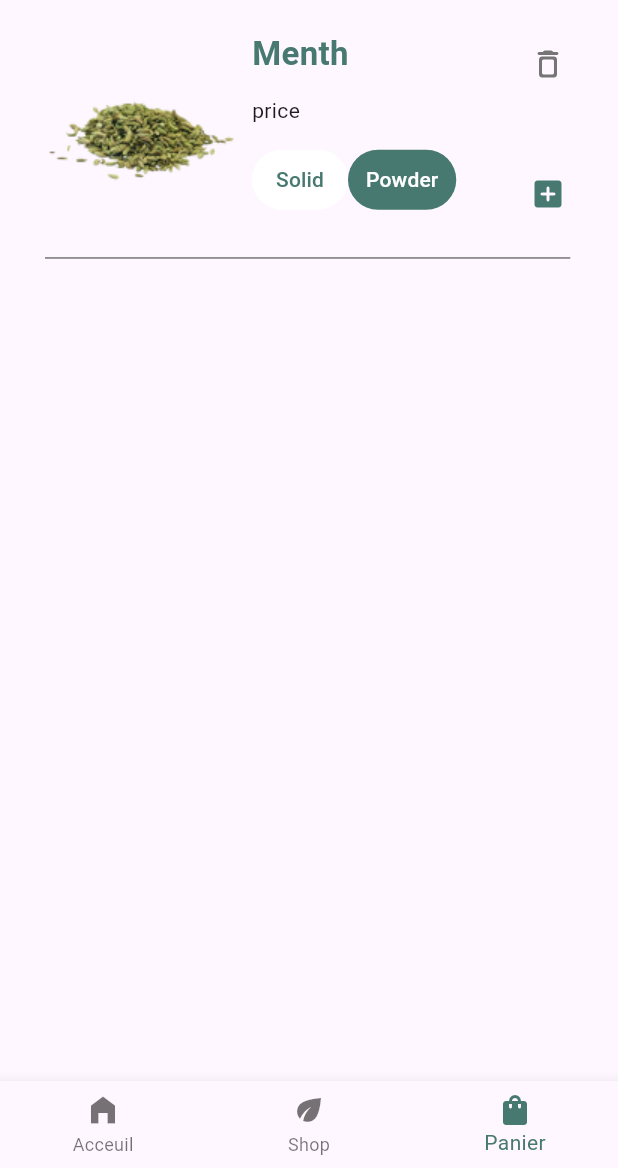
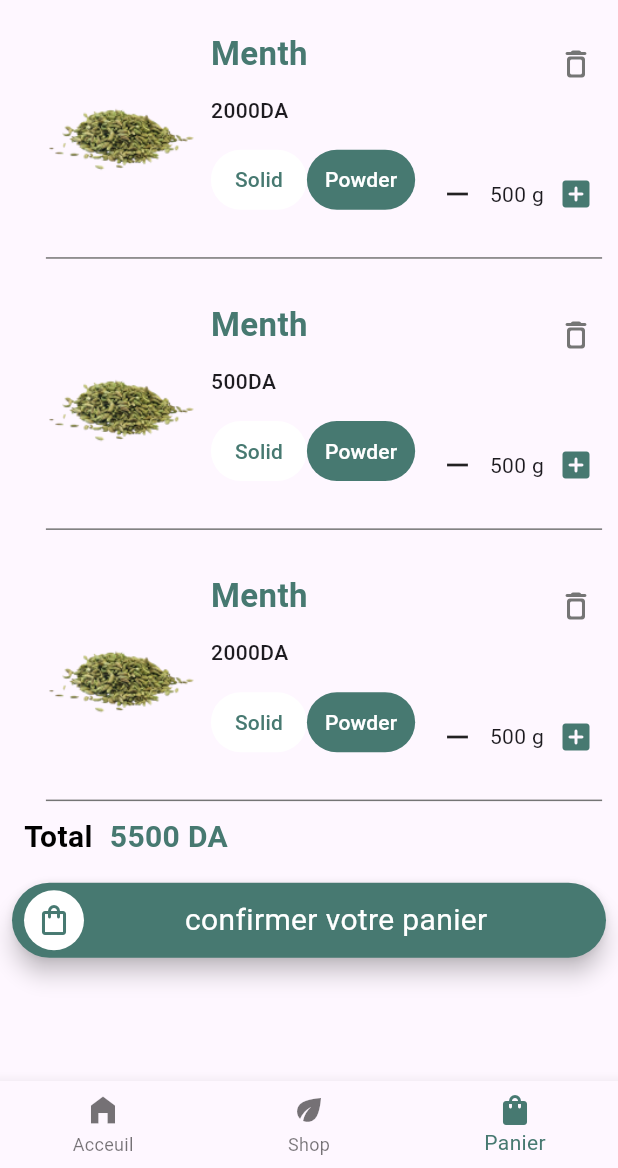
Before and after one commit to Rayane3103/nebtha-mobile, a Flutter app: the screen it shows after launch, item 3 of the bottom bar chosen, on a phone screen of 412 x 824 dp, the part 68-1236 px from its top. Run offline on Flutter 3.47's test engine with Material 3 defaults, Android fonts, the phone set to English and light mode, and no system bars; drawn by our look-alikes of slide_to_act; missing offline and left inert: dart:ffi; network calls fail.

Commit message:
card page done

```diff
--- /dev/null
+++ b/lib/Components/Slider.dart
@@ -0,0 +1,40 @@
+import 'package:flutter/material.dart';
+import 'package:nebtha/Constants/design.dart';
+import 'package:slide_to_act/slide_to_act.dart';
+
+class MySlider extends StatefulWidget {
+  const MySlider({super.key});
+
+  @override
+  State<MySlider> createState() => _MySliderState();
+}
+
+class _MySliderState extends State<MySlider> {
+  @override
+  Widget build(BuildContext context) {
+    return Builder(
+      builder: (context) {
+        final GlobalKey<SlideActionState> _key = GlobalKey();
+        return Padding(
+          padding: const EdgeInsets.fromLTRB(8, 16, 8, 0),
+          child: SlideAction(
+            animationDuration: const Duration(milliseconds: 400),
+            sliderButtonIconPadding: 8.0,
+            textStyle:const  TextStyle(
+                fontWeight: FontWeight.w400, color: Colors.white, fontSize: 20),
+            height: 50,
+            outerColor: primaryColor,
+            sliderButtonIcon: const Icon(
+              Icons.shopping_bag_outlined,
+              color: primaryColor,
+            ),
+            sliderRotate: false,
+            text: '       confirmer votre panier',
+            key: _key,
+            onSubmit: () {},
+          ),
+        );
+      },
+    );
+  }
+}
--- /dev/null
+++ b/lib/Components/card_component.dart
@@ -0,0 +1,92 @@
+import 'package:flutter/material.dart';
+import 'package:nebtha/Constants/design.dart';
+
+class CardComponent extends StatefulWidget {
+  const CardComponent({super.key});
+
+  @override
+  State<CardComponent> createState() => _CardComponentState();
+}
+
+class _CardComponentState extends State<CardComponent> {
+  @override
+  Widget build(BuildContext context) {
+    return Padding(
+      padding: const EdgeInsets.fromLTRB(0, 23, 0, 30),
+      child: Container(
+        width: MediaQuery.of(context).size.width * 0.25,
+        child: Center(
+          child: Column(
+            crossAxisAlignment: CrossAxisAlignment.start,
+            mainAxisAlignment: MainAxisAlignment.spaceBetween,
+            children: [
+              Row(
+                mainAxisAlignment: MainAxisAlignment.end,
+                children: [
+                  Icon(
+                    Icons.delete_outline_rounded,
+                    color: Colors.grey[600],
+                  ),
+                ],
+              ),
+              const CustomRow(
+                grammage: 500,
+              ),
+            ],
+          ),
+        ),
+      ),
+    );
+  }
+}
+
+class CustomRow extends StatefulWidget {
+  const CustomRow({
+    super.key,
+    required this.grammage,
+  });
+  final int grammage;
+  @override
+  State<CustomRow> createState() => _CustomRowState();
+}
+
+class _CustomRowState extends State<CustomRow> {
+  late int a = widget.grammage;
+  void _decrementation() {
+    setState(() {
+      if (a >= 100)
+        a = a - 100;
+      else
+        null;
+    });
+  }
+
+  void _incrementation() {
+    setState(() {
+      a = a + 100;
+    });
+  }
+
+  @override
+  Widget build(BuildContext context) {
+    return Row(
+      mainAxisAlignment: MainAxisAlignment.spaceBetween,
+      children: [
+        InkWell(
+            onTap: () {
+              _decrementation();
+            },
+            child: Icon(Icons.remove)),
+        Text('$a g'),
+        InkWell(
+            onTap: () {
+              _incrementation();
+            },
+            child: Icon(
+              Icons.add_box_rounded,
+              color: primaryColor,
+            )),
+      ],
+    );
+  }
+}
--- /dev/null
+++ b/lib/Components/card_widget.dart
@@ -0,0 +1,73 @@
+import 'package:flutter/material.dart';
+import 'package:flutter/widgets.dart';
+import 'package:nebtha/Components/card_component.dart';
+import 'package:nebtha/Components/solid_powder.dart';
+import 'package:nebtha/Constants/design.dart';
+
+class CardWidget extends StatefulWidget {
+  const CardWidget({super.key, required this.prix});
+  final int prix;
+  @override
+  State<CardWidget> createState() => _CardWidgetState();
+}
+
+class _CardWidgetState extends State<CardWidget> {
+  @override
+  Widget build(BuildContext context) {
+    return Padding(
+      padding: const EdgeInsets.fromLTRB(20, 8, 0, 8),
+      child: Column(
+        children: [
+          Container(
+            decoration: BoxDecoration(
+                border: Border(
+                    bottom: BorderSide(
+              color: Colors.grey.shade600,
+            ))),
+            height: MediaQuery.of(context).size.height * 0.2,
+            width: MediaQuery.of(context).size.width * 0.9,
+            child: Row(
+              children: [
+                Image.asset(
+                  'assets/11.png',
+                  width: 100,
+                ),
+                Padding(
+                  padding: const EdgeInsets.fromLTRB(10, 0, 0, 15),
+                  child: Container(
+                    width: MediaQuery.of(context).size.width * 0.37,
+                    height: MediaQuery.of(context).size.height * 0.15,
+                    child: Column(
+                      mainAxisAlignment: MainAxisAlignment.spaceBetween,
+                      crossAxisAlignment: CrossAxisAlignment.start,
+                      children: [
+                        const Text(
+                          'Menth',
+                          style: TextStyle(
+                              color: primaryColor,
+                              fontSize: 22,
+                              fontWeight: FontWeight.bold),
+                        ),
+                         Text(
+                          '${widget.prix}DA',
+                          style: TextStyle(fontWeight: FontWeight.w500),
+                        ),
+                        Row(
+                          crossAxisAlignment: CrossAxisAlignment.start,
+                          children: [
+                            MyButtonRow(),
+                          ],
+                        ),
+                      ],
+                    ),
+                  ),
+                ),
+                CardComponent(),
+              ],
+            ),
+          )
+        ],
+      ),
+    );
+  }
+}
--- a/lib/Components/customNavbar.dart
+++ b/lib/Components/customNavbar.dart
@@ -5,8 +5,6 @@ import 'package:nebtha/Screens/home_page.dart';
 import 'package:nebtha/Screens/plantsPage.dart';
 
 class MyMainWidget extends StatefulWidget {
-
-
   const MyMainWidget({super.key});
 
   @override
@@ -15,42 +13,48 @@ class MyMainWidget extends StatefulWidget {
 
 class _MyMainWidgetState extends State<MyMainWidget> {
   @override
-  void initState(){
+  void initState() {
     super.initState();
   }
-
 
   final List _items = [
     const HomePage(),
     const PlantsPage(),
     const CartPage(),
+  ];
 
+  final List _icons = [
+    Image.asset('assets/video.png'),
 
   ];
 
-void _onTappedItem(int index){
+  void _onTappedItem(int index) {
     setState(() {
-    _selectedIndex=index;
+      _selectedIndex = index;
     });
   }
 
-int _selectedIndex=0;
+  int _selectedIndex = 0;
   @override
   Widget build(BuildContext context) {
     return Scaffold(
-      drawer: const Drawer(backgroundColor: primaryColor,),
-      appBar: const PreferredSize(preferredSize: Size.fromHeight(45), child: CustomAppBar()),
+      drawer: const Drawer(
+        backgroundColor: primaryColor,
+      ),
+      appBar: const PreferredSize(
+          preferredSize: Size.fromHeight(45), child: CustomAppBar()),
       body: _items[_selectedIndex],
       bottomNavigationBar: BottomNavigationBar(
-        currentIndex:_selectedIndex,
+          currentIndex: _selectedIndex,
           onTap: _onTappedItem,
           selectedItemColor: primaryColor,
           items: const <BottomNavigationBarItem>[
-          BottomNavigationBarItem(icon: Icon(Icons.home_filled),label: 'Acceuil'),
-          BottomNavigationBarItem(icon: Icon(Icons.eco),label: 'Shop'),
-          BottomNavigationBarItem(icon: Icon(Icons.shopping_bag_rounded),label: 'Panier'),
-        ]
-      ),
+            BottomNavigationBarItem(
+                icon: Icon(Icons.home_filled), label: 'Acceuil'),
+            BottomNavigationBarItem(icon: Icon(Icons.eco), label: 'Shop'),
+            BottomNavigationBarItem(
+                icon: Icon(Icons.shopping_bag_rounded), label: 'Panier'),
+          ]),
     );
   }
 }
@@ -68,19 +72,21 @@ class _CustomAppBarState extends State<CustomAppBar> {
     return AppBar(
       surfaceTintColor: Colors.transparent,
       iconTheme: const IconThemeData(color: primaryColor),
-        actions: [IconButton(onPressed: (){
-          setState(() {
-
-          });
+      actions: [
+        IconButton(
+          onPressed: () {
+            setState(() {});
           },
           icon: Image.asset('assets/video.png'),
-          )],
+        )
+      ],
       title: Center(
         child: SizedBox(
           width: 300,
           height: 48,
           child: Image.asset('assets/logo1.png'),
         ),
-        ),);
+      ),
+    );
   }
 }
--- a/lib/Screens/cart_page.dart
+++ b/lib/Screens/cart_page.dart
@@ -1,78 +1,89 @@
+import 'dart:ffi';
+
+import 'package:flutter/cupertino.dart';
 import 'package:flutter/material.dart';
-import 'package:nebtha/Components/solid_powder.dart';
+import 'package:flutter/widgets.dart';
+import 'package:nebtha/Components/Slider.dart';
+import 'package:nebtha/Components/card_widget.dart';
 import 'package:nebtha/Constants/design.dart';
 
-class CartPage extends StatelessWidget {
+class CartPage extends StatefulWidget {
   const CartPage({super.key});
 
   @override
+  State<CartPage> createState() => _CartPageState();
+}
+
+class _CartPageState extends State<CartPage> {
+  final List<Widget> widgetList = const [
+    CardWidget(
+      prix: 2000,
+    ),
+    CardWidget(
+      prix: 500,
+    ),
+    CardWidget(
+      prix: 2000,
+    ),
+    CardWidget(
+      prix: 1000,
+    ),
+  ];
+  int afficherprix(List<CardWidget> cardWidgets) {
+    int sum = 0;
+    for (CardWidget cardWidget in cardWidgets) {
+      sum += cardWidget.prix;
+    }
+    return sum;
+  }
+
+  @override
   Widget build(BuildContext context) {
-    return Padding(
-      padding: const EdgeInsets.fromLTRB(30, 8, 0, 8),
-      child: Column(
+    List<CardWidget> cardWidgets = widgetList.cast<CardWidget>();
+    int sum = afficherprix(cardWidgets);
+    return Column(
       children: [
         Container(
-            decoration: BoxDecoration(
-                border: Border(
-                    bottom: BorderSide(
-              color: Colors.grey.shade600,
-            ))),
-            height: MediaQuery.of(context).size.height * 0.2,
-            width: MediaQuery.of(context).size.width * 0.85,
-            child: Row(
-              children: [
-                Image.asset('assets/11.png'),
-                Padding(
-                  padding: const EdgeInsets.fromLTRB(10, 0, 0, 15),
-                  child: SizedBox(
-                    width: MediaQuery.of(context).size.width * 0.45,
-                    height: MediaQuery.of(context).size.height * 0.15,
+          height: MediaQuery.of(context).size.height * 0.66,
+          width: MediaQuery.of(context).size.width * 1,
+          child: SingleChildScrollView(
             child: Column(
-                      mainAxisAlignment: MainAxisAlignment.spaceBetween,
+              children: widgetList,
+            ),
+          ),
+        ),
+        Column(
           crossAxisAlignment: CrossAxisAlignment.start,
           children: [
+            Padding(
+              padding: const EdgeInsets.fromLTRB(16, 0, 0, 0),
+              child: SizedBox(
+                width: MediaQuery.of(context).size.width * 0.33,
+                child: Row(
+                  mainAxisAlignment: MainAxisAlignment.spaceBetween,
+                  children: [
                     const Text(
-                          'Menth',
+                      'Total',
                       style: TextStyle(
-                              color: primaryColor,
-                              fontSize: 22,
+                          color: Colors.black,
+                          fontSize: 20,
                           fontWeight: FontWeight.bold),
                     ),
-                        const Text('price'),
-                        Row(
-                          crossAxisAlignment: CrossAxisAlignment.start,
-                          children: [
-                            MyButtonRow(),
-                          ],
+                    Text(
+                      '$sum DA',
+                      style: const TextStyle(
+                          color: primaryColor,
+                          fontSize: 20,
+                          fontWeight: FontWeight.bold),
                     ),
                   ],
                 ),
               ),
             ),
-                Padding(
-                  padding: const EdgeInsets.fromLTRB(0, 23, 0, 30),
-                  child: SizedBox(
-                    height: MediaQuery.of(context).size.height * 0.2,
-                    child: Column(
-                      mainAxisAlignment: MainAxisAlignment.spaceBetween,
-                      children: [
-                        Icon(
-                          Icons.delete_outline_rounded,
-                          color: Colors.grey[600],
-                        ),
-                        const Icon(
-                          Icons.add_box_rounded,
-                          color: primaryColor,
+            MySlider(),
+          ],
         ),
       ],
-                    ),
-                  ),
-                ),
-              ],
-            ),
-          ),
-        ],
-      ),
     );
   }
 }
--- a/pubspec.yaml
+++ b/pubspec.yaml
@@ -30,6 +30,7 @@ environment:
 dependencies:
   flutter:
     sdk: flutter
+  slide_to_act: ^2.0.2
 
 
   # The following adds the Cupertino Icons font to your application.
```
Also changed, not shown: pubspec.lock. Lines whose indentation alone changed are shown as unchanged.
